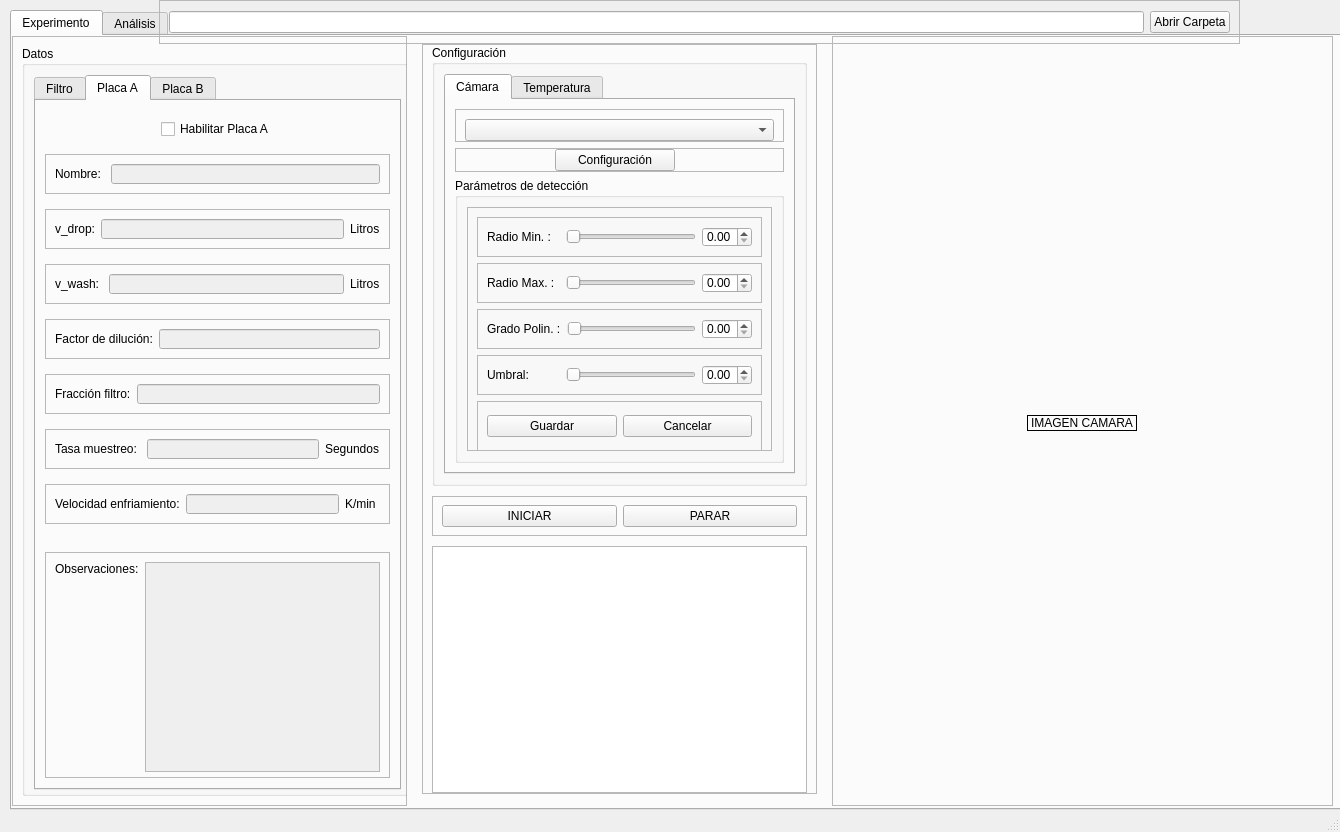
Old version of the form interfaz/GUI-UI/v1-interfaz.ui in the repository tigre437/interfaz-V0.1.
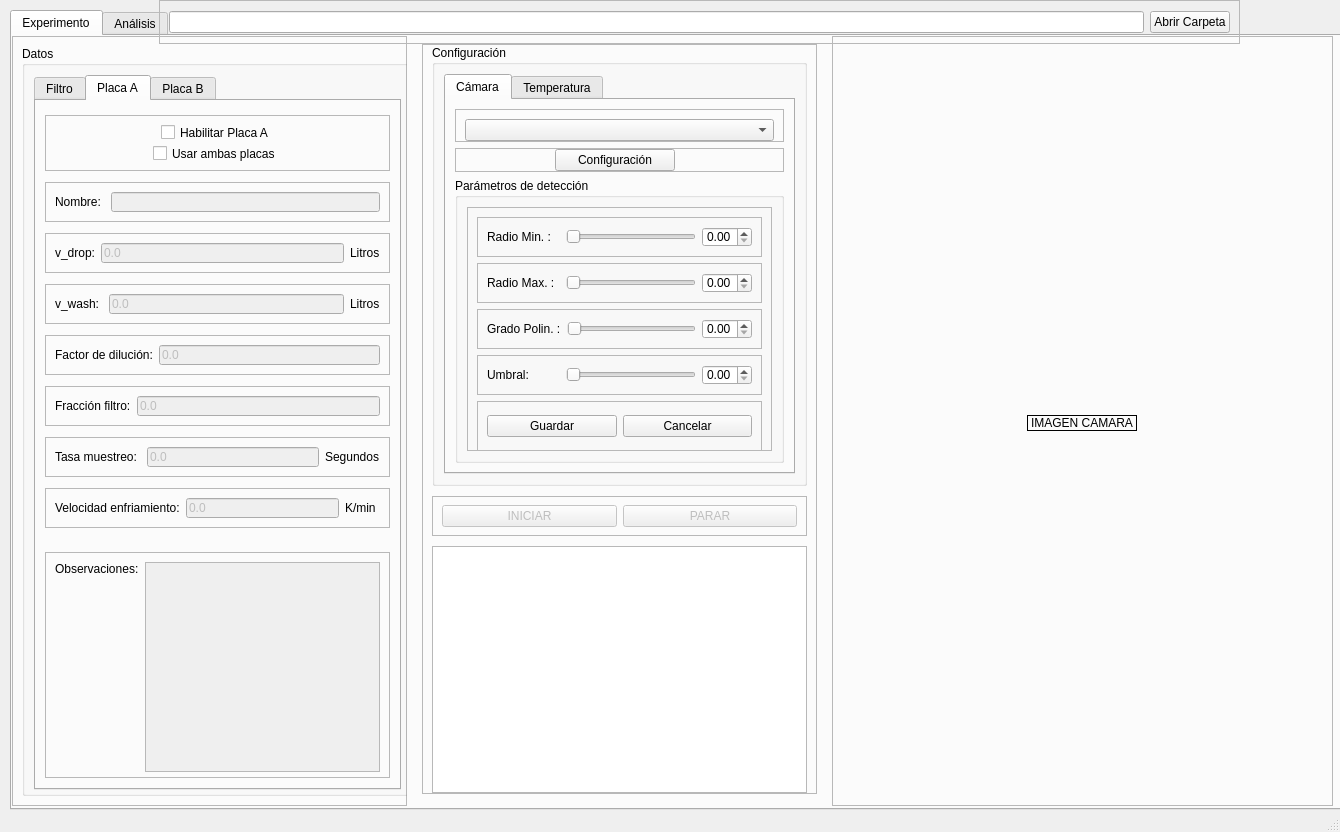
New version of the form. The open tabs and pages were chosen to show the change. Icons and pictures are not drawn.

Commit message: creado el sistema de usar ambas placas, queda copiar datos, etc.

Diff of the .ui file:
```diff
--- a/interfaz/GUI-UI/v1-interfaz.ui
+++ b/interfaz/GUI-UI/v1-interfaz.ui
@@ -478,11 +478,36 @@
               <string>Placa A</string>
              </attribute>
              <layout class="QVBoxLayout" name="verticalLayout_10">
-              <item alignment="Qt::AlignHCenter">
-               <widget class="QCheckBox" name="checkBoxHabilitarA">
-                <property name="text">
-                 <string>Habilitar Placa A</string>
+              <item>
+               <widget class="QFrame" name="frame_17">
+                <property name="maximumSize">
+                 <size>
+                  <width>16777215</width>
+                  <height>56</height>
+                 </size>
                 </property>
+                <property name="frameShape">
+                 <enum>QFrame::StyledPanel</enum>
+                </property>
+                <property name="frameShadow">
+                 <enum>QFrame::Raised</enum>
+                </property>
+                <layout class="QVBoxLayout" name="verticalLayout_4">
+                 <item alignment="Qt::AlignHCenter">
+                  <widget class="QCheckBox" name="checkBoxHabilitarA">
+                   <property name="text">
+                    <string>Habilitar Placa A</string>
+                   </property>
+                  </widget>
+                 </item>
+                 <item alignment="Qt::AlignHCenter">
+                  <widget class="QCheckBox" name="checkBoxAmbasPlacas">
+                   <property name="text">
+                    <string>Usar ambas placas</string>
+                   </property>
+                  </widget>
+                 </item>
+                </layout>
                </widget>
               </item>
               <item>
@@ -556,6 +581,9 @@
                    <property name="enabled">
                     <bool>false</bool>
                    </property>
+                   <property name="text">
+                    <string>0.0</string>
+                   </property>
                   </widget>
                  </item>
                  <item>
@@ -613,6 +641,9 @@
                    <property name="enabled">
                     <bool>false</bool>
                    </property>
+                   <property name="text">
+                    <string>0.0</string>
+                   </property>
                   </widget>
                  </item>
                  <item>
@@ -670,6 +701,9 @@
                    <property name="enabled">
                     <bool>false</bool>
                    </property>
+                   <property name="text">
+                    <string>0.0</string>
+                   </property>
                   </widget>
                  </item>
                 </layout>
@@ -708,6 +742,9 @@
                    <property name="enabled">
                     <bool>false</bool>
                    </property>
+                   <property name="text">
+                    <string>0.0</string>
+                   </property>
                   </widget>
                  </item>
                 </layout>
@@ -746,6 +783,9 @@
                    <property name="enabled">
                     <bool>false</bool>
                    </property>
+                   <property name="text">
+                    <string>0.0</string>
+                   </property>
                   </widget>
                  </item>
                  <item>
@@ -803,6 +843,9 @@
                    <property name="enabled">
                     <bool>false</bool>
                    </property>
+                   <property name="text">
+                    <string>0.0</string>
+                   </property>
                   </widget>
                  </item>
                  <item>
@@ -1911,6 +1954,9 @@
           </property>
           <item>
            <widget class="QPushButton" name="buttonIniciar">
+            <property name="enabled">
+             <bool>false</bool>
+            </property>
             <property name="text">
              <string>INICIAR</string>
             </property>
@@ -1918,6 +1964,9 @@
           </item>
           <item>
            <widget class="QPushButton" name="buttonParar">
+            <property name="enabled">
+             <bool>false</bool>
+            </property>
             <property name="text">
              <string>PARAR</string>
             </property>
```
The commit also changes 5 other files.
